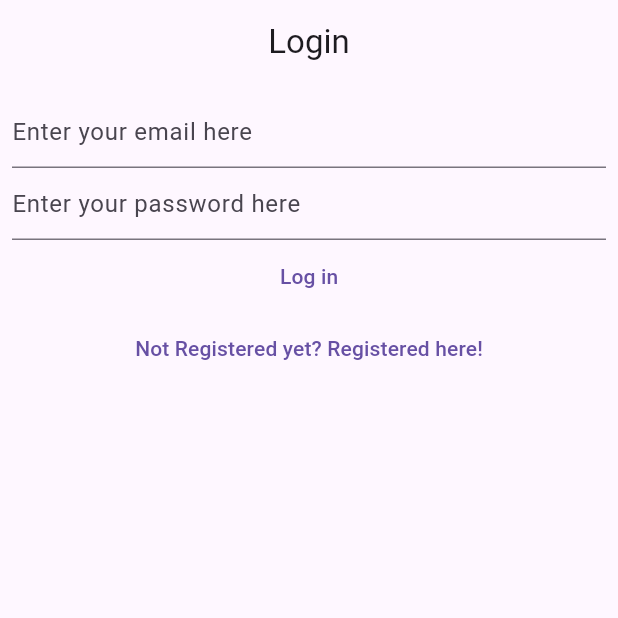
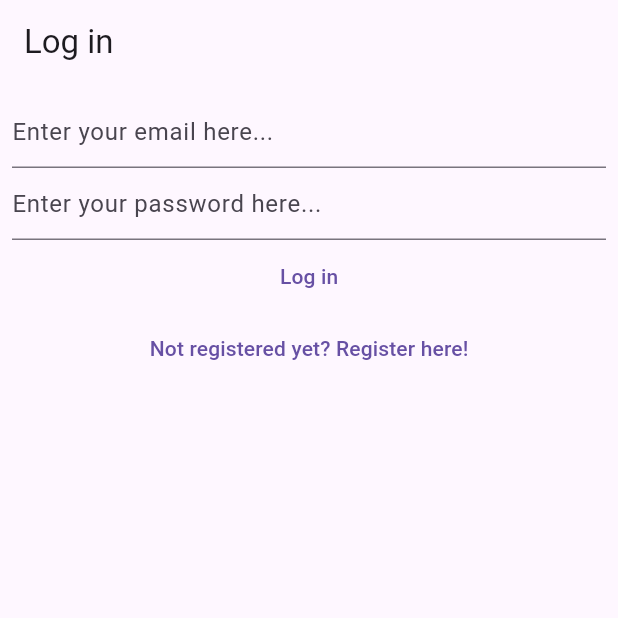
Before and after one commit to JayrajSinh16/bloc, a Flutter app: the screen it shows after launch, on a phone screen of 412 x 824 dp, the top half of it. Run offline on Flutter 3.47's test engine with Material 3 defaults, Android fonts, the phone set to English and light mode, and no system bars; our stand-ins replace bloc, firebase_auth, firebase_core, firebase_storage, flutter_bloc, flutter_hooks and 1 more; accounts and stored records are empty.

```diff
--- a/lib/bloc/app_bloc.dart
+++ b/lib/bloc/app_bloc.dart
@@ -1,11 +1,11 @@
 import 'dart:io';
+import 'package:bloc/bloc.dart';
+import 'package:firebase_auth/firebase_auth.dart';
+import 'package:firebase_storage/firebase_storage.dart';
 import 'package:app/auth/auth_error.dart';
 import 'package:app/bloc/app_event.dart';
 import 'package:app/bloc/app_state.dart';
-import 'package:app/utils/upload_new_images.dart';
-import 'package:bloc/bloc.dart';
-import 'package:firebase_auth/firebase_auth.dart';
-import 'package:firebase_storage/firebase_storage.dart';
+import 'package:app/utils/upload_image.dart';
 
 class AppBloc extends Bloc<AppEvent, AppState> {
   AppBloc()
@@ -14,15 +14,13 @@ class AppBloc extends Bloc<AppEvent, AppState> {
             isLoading: false,
           ),
         ) {
-    on<AppEventGoToRegistration>(
-      (event, emit) {
+    on<AppEventGoToRegistration>((event, emit) {
       emit(
         const AppStateIsInRegistrationView(
           isLoading: false,
         ),
       );
-      },
-    );
+    });
     on<AppEventLogIn>(
       (event, emit) async {
         emit(
@@ -30,7 +28,7 @@ class AppBloc extends Bloc<AppEvent, AppState> {
             isLoading: true,
           ),
         );
-        //log the user in
+        // log the user in
         try {
           final email = event.email;
           final password = event.password;
@@ -39,13 +37,14 @@ class AppBloc extends Bloc<AppEvent, AppState> {
             email: email,
             password: password,
           );
+          // get images for user
           final user = userCredential.user!;
           final images = await _getImages(user.uid);
           emit(
             AppStateLoggedIn(
+              isLoading: false,
               user: user,
               images: images,
-              isLoading: false,
             ),
           );
         } on FirebaseAuthException catch (e) {
@@ -58,36 +57,37 @@ class AppBloc extends Bloc<AppEvent, AppState> {
         }
       },
     );
-    on<AppEventGoToLogin>((event, emit) {
+    on<AppEventGoToLogin>(
+      (event, emit) {
         emit(
           const AppStateLoggedOut(
             isLoading: false,
           ),
         );
-    });
+      },
+    );
     on<AppEventRegister>(
       (event, emit) async {
-        //start loading
+        // start loading
         emit(
           const AppStateIsInRegistrationView(
             isLoading: true,
           ),
         );
-
         final email = event.email;
         final password = event.password;
         try {
-          // create an user
-          final credential =
+          // create the user
+          final credentials =
               await FirebaseAuth.instance.createUserWithEmailAndPassword(
             email: email,
             password: password,
           );
           emit(
             AppStateLoggedIn(
-              user: credential.user!,
+              isLoading: false,
+              user: credentials.user!,
               images: const [],
-              isLoading: false,
             ),
           );
         } on FirebaseAuthException catch (e) {
@@ -100,9 +100,9 @@ class AppBloc extends Bloc<AppEvent, AppState> {
         }
       },
     );
-    on<AppEventInitialized>(
+    on<AppEventInitialize>(
       (event, emit) async {
-        //get the current user
+        // get the current user
         final user = FirebaseAuth.instance.currentUser;
         if (user == null) {
           emit(
@@ -111,13 +111,13 @@ class AppBloc extends Bloc<AppEvent, AppState> {
             ),
           );
         } else {
-          //go grab the user's uploaded images
-          final image = await _getImages(user.uid);
+          // go grab the user's uploaded images
+          final images = await _getImages(user.uid);
           emit(
             AppStateLoggedIn(
+              isLoading: false,
               user: user,
-              images: image,
-              isLoading: false,
+              images: images,
             ),
           );
         }
@@ -126,15 +126,15 @@ class AppBloc extends Bloc<AppEvent, AppState> {
     // log out event
     on<AppEventLogOut>(
       (event, emit) async {
-        //start loading
+        // start loading
         emit(
           const AppStateLoggedOut(
             isLoading: true,
           ),
         );
-
+        // log the user out
         await FirebaseAuth.instance.signOut();
-        //log the user out in the UI as well
+        // log the user out in the UI as well
         emit(
           const AppStateLoggedOut(
             isLoading: false,
@@ -146,7 +146,7 @@ class AppBloc extends Bloc<AppEvent, AppState> {
     on<AppEventDeleteAccount>(
       (event, emit) async {
         final user = FirebaseAuth.instance.currentUser;
-        //log the user out if we don't have a current user
+        // log the user out if we don't have a current user
         if (user == null) {
           emit(
             const AppStateLoggedOut(
@@ -155,33 +155,33 @@ class AppBloc extends Bloc<AppEvent, AppState> {
           );
           return;
         }
-        //start loading
+        // start loading
         emit(
           AppStateLoggedIn(
+            isLoading: true,
             user: user,
             images: state.images ?? [],
-            isLoading: true,
           ),
         );
-
-        //delete the user folder
+        // delete the user folder
         try {
-          //delete user folder
-          final folder = await FirebaseStorage.instance.ref(user.uid).listAll();
-          for (final item in folder.items) {
-            await item.delete().catchError((_) {}); //maybe handle the error?
+          // delete user folder
+          final folderContents =
+              await FirebaseStorage.instance.ref(user.uid).listAll();
+          for (final item in folderContents.items) {
+            await item.delete().catchError((_) {}); // maybe handle the error?
           }
-          //delete the folder itself
+          // delete the folder itself
           await FirebaseStorage.instance
               .ref(user.uid)
               .delete()
               .catchError((_) {});
 
-          //delete the the user
+          // delete the user
           await user.delete();
-          //log the user out
+          // log the user out
           await FirebaseAuth.instance.signOut();
-          //log the user out in the UI as well
+          // log the user out in the UI as well
           emit(
             const AppStateLoggedOut(
               isLoading: false,
@@ -190,15 +190,15 @@ class AppBloc extends Bloc<AppEvent, AppState> {
         } on FirebaseAuthException catch (e) {
           emit(
             AppStateLoggedIn(
+              isLoading: false,
               user: user,
               images: state.images ?? [],
-              isLoading: true,
               authError: AuthError.from(e),
             ),
           );
         } on FirebaseException {
-          //we might not be able to delete the folder
-          //log the user out
+          // we might not be able to delete the folder
+          // log the user out
           emit(
             const AppStateLoggedOut(
               isLoading: false,
@@ -207,10 +207,12 @@ class AppBloc extends Bloc<AppEvent, AppState> {
         }
       },
     );
-    //handle uploading images
+
+    // handle uploading images
     on<AppEventUploadImage>(
       (event, emit) async {
         final user = state.user;
+        // log user out if we don't have an actual user in app state
         if (user == null) {
           emit(
             const AppStateLoggedOut(
@@ -219,33 +221,34 @@ class AppBloc extends Bloc<AppEvent, AppState> {
           );
           return;
         }
-        //start the loading process
+        // start the loading process
         emit(
           AppStateLoggedIn(
+            isLoading: true,
             user: user,
             images: state.images ?? [],
-            isLoading: true,
           ),
         );
-
+        // upload the file
         final file = File(event.filePathToUpload);
         await uploadImage(
           file: file,
           userId: user.uid,
         );
-        //after upload is complete, grab the latest file reference
+        // after upload is complete, grab the latest file references
         final images = await _getImages(user.uid);
-        //emit  the new images and turn off loading
+        // emit the new images and turn off loading
         emit(
           AppStateLoggedIn(
+            isLoading: false,
             user: user,
             images: images,
-            isLoading: false,
           ),
         );
       },
     );
   }
+
   Future<Iterable<Reference>> _getImages(String userId) =>
       FirebaseStorage.instance
           .ref(userId)
--- a/lib/bloc/app_event.dart
+++ b/lib/bloc/app_event.dart
@@ -25,8 +25,8 @@ class AppEventLogOut implements AppEvent {
 }
 
 @immutable
-class AppEventInitialized implements AppEvent {
-  const AppEventInitialized();
+class AppEventInitialize implements AppEvent {
+  const AppEventInitialize();
 }
 
 @immutable
@@ -49,6 +49,7 @@ class AppEventGoToRegistration implements AppEvent {
 class AppEventGoToLogin implements AppEvent {
   const AppEventGoToLogin();
 }
+
 @immutable
 class AppEventRegister implements AppEvent {
   final String email;
--- a/lib/bloc/app_state.dart
+++ b/lib/bloc/app_state.dart
@@ -1,7 +1,7 @@
-import 'package:app/auth/auth_error.dart';
 import 'package:firebase_auth/firebase_auth.dart';
 import 'package:firebase_storage/firebase_storage.dart';
 import 'package:flutter/foundation.dart' show immutable;
+import 'package:app/auth/auth_error.dart';
 
 @immutable
 abstract class AppState {
@@ -19,13 +19,13 @@ class AppStateLoggedIn extends AppState {
   final User user;
   final Iterable<Reference> images;
   const AppStateLoggedIn({
+    required bool isLoading,
     required this.user,
     required this.images,
-    required bool isLoading,
     AuthError? authError,
   }) : super(
+          isLoading: isLoading,
           authError: authError,
-          isLoading: isLoading,
         );
 
   @override
@@ -45,34 +45,41 @@ class AppStateLoggedIn extends AppState {
         user.uid,
         images,
       );
+
+  @override
+  String toString() => 'AppStateLoggedIn, images.length = ${images.length}';
 }
 
 @immutable
 class AppStateLoggedOut extends AppState {
   const AppStateLoggedOut({
-    required super.isLoading,
-    super.authError,
-  });
+    required bool isLoading,
+    AuthError? authError,
+  }) : super(
+          isLoading: isLoading,
+          authError: authError,
+        );
 
   @override
-  String toString() {
-    return 'AppStateLoggedOut, isLoading = $isLoading, authError = $authError ';
-  }
+  String toString() =>
+      'AppStateLoggedOut, isLoading = $isLoading, authError = $authError';
 }
 
 @immutable
 class AppStateIsInRegistrationView extends AppState {
   const AppStateIsInRegistrationView({
-    super.authError,
-    required super.isLoading,
-  });
+    required bool isLoading,
+    AuthError? authError,
+  }) : super(
+          isLoading: isLoading,
+          authError: authError,
+        );
 }
 
 extension GetUser on AppState {
   User? get user {
     final cls = this;
-
-    if(cls is AppStateLoggedIn){
+    if (cls is AppStateLoggedIn) {
       return cls.user;
     } else {
       return null;
@@ -81,11 +88,9 @@ extension GetUser on AppState {
 }
 
 extension GetImages on AppState {
-
   Iterable<Reference>? get images {
     final cls = this;
-
-    if(cls is AppStateLoggedIn){
+    if (cls is AppStateLoggedIn) {
       return cls.images;
     } else {
       return null;
--- a/lib/loading/loading.dart
+++ b/lib/loading/loading_screen.dart
@@ -1,10 +1,10 @@
 import 'dart:async';
 import 'package:flutter/material.dart';
-import 'package:app/loading/loading_controller.dart';
+import 'package:app/loading/loading_screen_controller.dart';
 
 class LoadingScreen {
   LoadingScreen._sharedInstance();
-  static  final LoadingScreen _shared = LoadingScreen._sharedInstance();
+  static late final LoadingScreen _shared = LoadingScreen._sharedInstance();
   factory LoadingScreen.instance() => _shared;
 
   LoadingScreenController? controller;
@@ -87,7 +87,7 @@ class LoadingScreen {
       },
     );
 
-    state.insert(overlay);
+    state?.insert(overlay);
 
     return LoadingScreenController(
       close: () {
--- a/lib/utils/upload_new_images.dart
+++ b/lib/utils/upload_image.dart
@@ -1,5 +1,4 @@
 import 'dart:io';
-
 import 'package:firebase_storage/firebase_storage.dart';
 import 'package:uuid/uuid.dart';
 
--- a/lib/views/app.dart
+++ b/lib/views/app.dart
@@ -4,7 +4,7 @@ import 'package:app/bloc/app_bloc.dart';
 import 'package:app/bloc/app_event.dart';
 import 'package:app/bloc/app_state.dart';
 import 'package:app/dialogs/show_auth_error.dart';
-import 'package:app/loading/loading.dart';
+import 'package:app/loading/loading_screen.dart';
 import 'package:app/views/login_view.dart';
 import 'package:app/views/photo_gallery_view.dart';
 import 'package:app/views/register_view.dart';
@@ -19,7 +19,7 @@ class App extends StatelessWidget {
     return BlocProvider<AppBloc>(
       create: (_) => AppBloc()
         ..add(
-          const AppEventInitialized(),
+          const AppEventInitialize(),
         ),
       child: MaterialApp(
         title: 'Photo Library',
--- a/lib/views/login_view.dart
+++ b/lib/views/login_view.dart
@@ -1,25 +1,28 @@
+import 'package:flutter/material.dart';
+import 'package:flutter_bloc/flutter_bloc.dart';
+import 'package:flutter_hooks/flutter_hooks.dart';
 import 'package:app/bloc/app_bloc.dart';
 import 'package:app/bloc/app_event.dart';
 import 'package:app/extensions/if_debugging.dart';
-import 'package:flutter/material.dart';
-import 'package:flutter_bloc/flutter_bloc.dart';
-import 'package:flutter_hooks/flutter_hooks.dart';
 
 class LoginView extends HookWidget {
-  const LoginView({super.key});
+  const LoginView({Key? key}) : super(key: key);
 
   @override
   Widget build(BuildContext context) {
     final emailController = useTextEditingController(
       text: 'iron@man.jarvis'.ifDebugging,
     );
+
     final passwordController = useTextEditingController(
       text: '12345678'.ifDebugging,
     );
+
     return Scaffold(
       appBar: AppBar(
-        title: const Text('Login'),
-        centerTitle: true,
+        title: const Text(
+          'Log in',
+        ),
       ),
       body: Padding(
         padding: const EdgeInsets.all(8.0),
@@ -28,19 +31,19 @@ class LoginView extends HookWidget {
             TextField(
               controller: emailController,
               decoration: const InputDecoration(
-                hintText: 'Enter your email here',
+                hintText: 'Enter your email here...',
               ),
+              keyboardType: TextInputType.emailAddress,
               keyboardAppearance: Brightness.dark,
-              keyboardType: TextInputType.emailAddress,
             ),
             TextField(
               controller: passwordController,
               decoration: const InputDecoration(
-                hintText: 'Enter your password here',
+                hintText: 'Enter your password here...',
               ),
               keyboardAppearance: Brightness.dark,
               obscureText: true,
-              obscuringCharacter: '*',
+              obscuringCharacter: '◉',
             ),
             TextButton(
               onPressed: () {
@@ -59,13 +62,12 @@ class LoginView extends HookWidget {
             ),
             TextButton(
               onPressed: () {
-
                 context.read<AppBloc>().add(
                       const AppEventGoToRegistration(),
                     );
               },
               child: const Text(
-                'Not Registered yet? Registered here!',
+                'Not registered yet? Register here!',
               ),
             ),
           ],
--- a/lib/views/main_popup_menu_button.dart
+++ b/lib/views/main_popup_menu_button.dart
@@ -3,7 +3,7 @@ import 'package:flutter_bloc/flutter_bloc.dart';
 import 'package:app/bloc/app_bloc.dart';
 import 'package:app/bloc/app_event.dart';
 import 'package:app/dialogs/delete_account_dialog.dart';
-import 'package:app/dialogs/log_out_dialog.dart';
+import 'package:app/dialogs/logout_dialog.dart';
 
 enum MenuAction { logout, deleteAccount }
 
--- a/lib/views/storage_image_view.dart
+++ b/lib/views/storage_image_view.dart
@@ -1,4 +1,5 @@
 import 'dart:typed_data';
+
 import 'package:firebase_storage/firebase_storage.dart';
 import 'package:flutter/material.dart';
 
```
Also changed, not shown: lib/views/register_view.dart (+15 -13 lines), lib/auth/auth_error.dart (line endings or trailing spaces), lib/dialogs/delete_account_dialog.dart (line endings or trailing spaces), lib/dialogs/generic_dialog.dart (line endings or trailing spaces), lib/dialogs/logout_dialog.dart (line endings or trailing spaces), lib/dialogs/show_auth_error.dart (line endings or trailing spaces), lib/extensions/if_debugging.dart (line endings or trailing spaces), lib/loading/loading_screen_controller.dart (line endings or trailing spaces), lib/main.dart (line endings or trailing spaces), lib/views/photo_gallery_view.dart (line endings or trailing spaces). Lines whose indentation alone changed are shown as unchanged.
